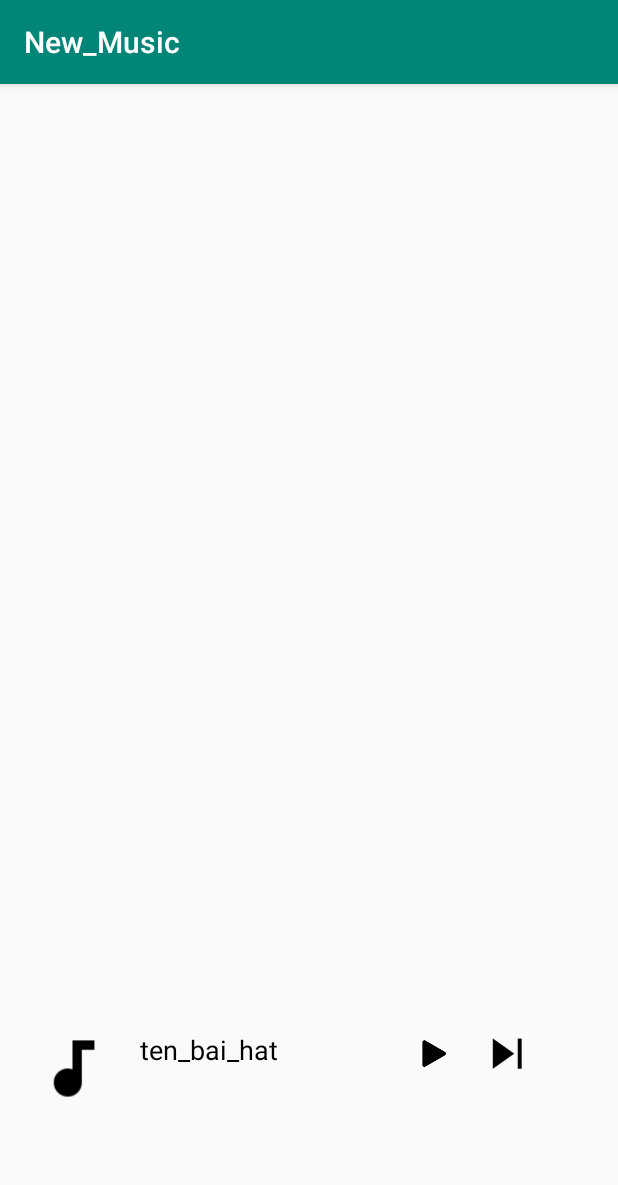
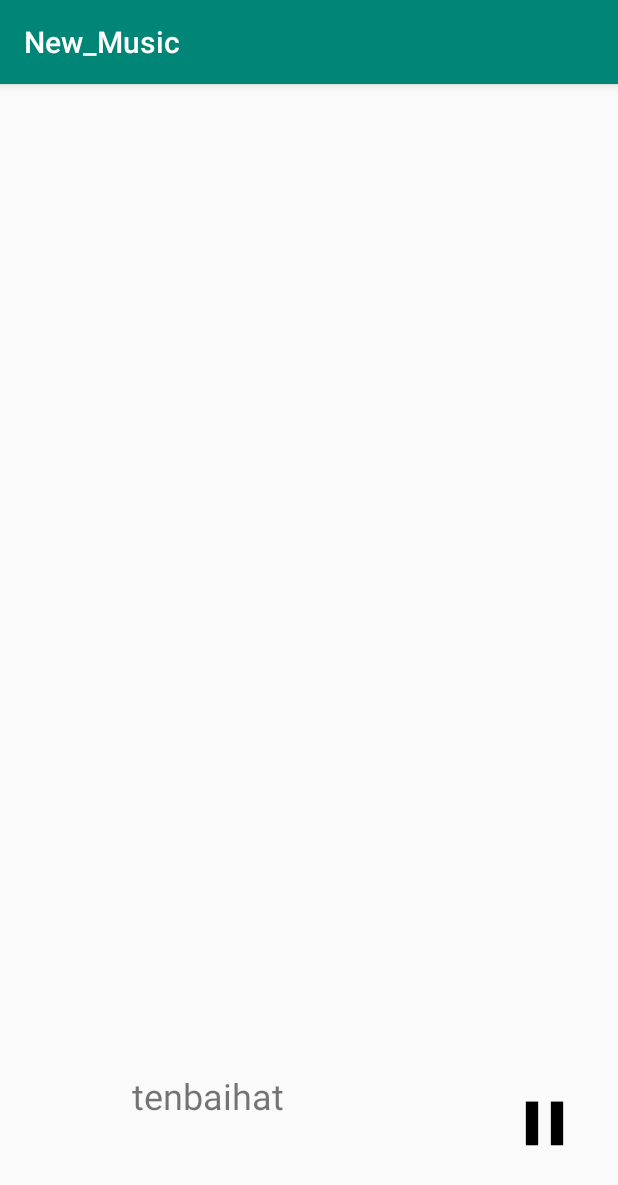
Before and after one commit to nhunggit/new_app_music, an Android app: the screen it shows after launch (MainActivity), on a phone screen of 412 x 824 dp. Shown: the top 1185 px of the screen. Run offline under Robolectric (Android 15) with nearby library versions, the phone set to English and light mode, and no system bars.

Commit message:
Merge branch 'master' of /home/nhungltk/AndroidStudioProjects/new_app_music with conflicts.

```diff
--- a/app/src/main/java/com/example/new_music/MainActivity.java
+++ b/app/src/main/java/com/example/new_music/MainActivity.java
@@ -1,10 +1,8 @@
 package com.example.new_music;
 
 import androidx.appcompat.app.AppCompatActivity;
-import androidx.recyclerview.widget.RecyclerView;
+import androidx.fragment.app.Fragment;
 
-import android.app.FragmentManager;
-import android.app.FragmentTransaction;
 import android.os.Bundle;
 
 public class MainActivity extends AppCompatActivity {
@@ -13,13 +11,13 @@ public class MainActivity extends AppCompatActivity {
     protected void onCreate(Bundle savedInstanceState) {
         super.onCreate(savedInstanceState);
         setContentView(R.layout.activity_main);
-        fragmentListBaihat fragmentlistBaihat=new fragmentListBaihat();
-       // getSupportFragmentManager().beginTransaction().add(R.id.fragmentlist,fragmentlistBaihat);
-        FragmentManager fragmentManager=getFragmentManager();
-        FragmentTransaction fragmentTransaction=fragmentManager.beginTransaction();
-
-        fragmentTransaction.add(R.id.fragmentlist,fragmentlistBaihat);
-        fragmentTransaction.commit();
+        Fragment fragmentlistBaihat = new fragmentListBaihat();
+        getSupportFragmentManager().beginTransaction().replace(R.id.fragmentlist,fragmentlistBaihat).commit();
+//        FragmentManager fragmentManager=getFragmentManager();
+//        FragmentTransaction fragmentTransaction=fragmentManager.beginTransaction();
+//
+//        fragmentTransaction.add(R.id.fragmentlist,fragmentlistBaihat);
+//        fragmentTransaction.commit();
 
 //        FragmentTransaction fragmenttransaction=fragmentManager.beginTransaction();
 //        fragmentListBaihat fragmentlistBaihat=new fragmentListBaihat();
--- a/app/src/main/java/com/example/new_music/fragmentListBaihat.java
+++ b/app/src/main/java/com/example/new_music/fragmentListBaihat.java
@@ -1,6 +1,5 @@
 package com.example.new_music;
 
-import android.app.Fragment;
 import android.os.Bundle;
 import android.view.LayoutInflater;
 import android.view.View;
@@ -9,6 +8,7 @@ import android.view.ViewGroup;
 import androidx.annotation.NonNull;
 import androidx.annotation.Nullable;
 import androidx.appcompat.app.AppCompatActivity;
+import androidx.fragment.app.Fragment;
 import androidx.recyclerview.widget.RecyclerView;
 
 import java.util.ArrayList;
--- a/app/src/main/java/com/example/new_music/listadapter.java
+++ b/app/src/main/java/com/example/new_music/listadapter.java
@@ -10,7 +10,9 @@ import androidx.recyclerview.widget.RecyclerView;
 import java.util.ArrayList;
 
 public class listadapter extends Activity {
-
+    RecyclerView recyclerView;
+    RecyclerView.Adapter mAdapter;
+    RecyclerView.LayoutManager layoutManager;
 
     @SuppressLint("WrongConstant")
     @Override
@@ -18,14 +20,15 @@ public class listadapter extends Activity {
         super.onCreate(savedInstanceState);
         setContentView(R.layout.list_baihat);
 
-        RecyclerView recyclerView=(RecyclerView)findViewById(R.id.recycleview);
+        recyclerView=(RecyclerView)findViewById(R.id.recycleview);
         recyclerView.setHasFixedSize(true);
-        LinearLayoutManager layoutManager=new LinearLayoutManager(this,LinearLayoutManager.VERTICAL,false);
+        layoutManager=new LinearLayoutManager(this,LinearLayoutManager.VERTICAL,false);
         recyclerView.setLayoutManager(layoutManager);
         ArrayList<baiHat> list=new ArrayList<>();
-        list.add(new baiHat("1","Nam thang ruc ro",R.drawable.ic_tuychon));
-        list.add(new baiHat("1","Nam thang ruc ro",R.drawable.ic_tuychon));
-        list.add(new baiHat("1","Nam thang ruc ro",R.drawable.ic_tuychon));
+        list.add(new baiHat(1,"Nam thang ruc ro",R.drawable.ic_tuychon));
+        list.add(new baiHat(1,"Nam thang ruc ro",R.drawable.ic_tuychon));
+        list.add(new baiHat(1,"Nam thang ruc ro",R.drawable.ic_tuychon));
+        list.add(new baiHat(1,"Nam thang ruc ro",R.drawable.ic_tuychon));
         baiHatAdapter adapter=new baiHatAdapter(list,this);
         recyclerView.setAdapter(adapter);
     }
--- a/app/src/main/res/layout/list_baihat.xml
+++ b/app/src/main/res/layout/list_baihat.xml
@@ -1,67 +1,32 @@
 <?xml version="1.0" encoding="utf-8"?>
-<androidx.constraintlayout.widget.ConstraintLayout xmlns:android="http://schemas.android.com/apk/res/android"
-    xmlns:app="http://schemas.android.com/apk/res-auto"
-    xmlns:tools="http://schemas.android.com/tools"
-    android:layout_width="match_parent"
-    android:layout_height="match_parent"
-    tools:context=".MainActivity">
+<LinearLayout xmlns:android="http://schemas.android.com/apk/res/android"
+    android:orientation="vertical" android:layout_width="match_parent"
+    android:layout_height="match_parent">
 
     <androidx.recyclerview.widget.RecyclerView
-        android:id="@+id/recycleview"
-        android:layout_width="397dp"
-        android:layout_height="579dp"
-        android:layout_marginStart="8dp"
-        android:layout_marginLeft="8dp"
-        android:layout_marginTop="8dp"
-        android:layout_marginEnd="8dp"
-        android:layout_marginRight="8dp"
-        android:layout_marginBottom="8dp"
-        app:layout_constraintBottom_toBottomOf="parent"
-        app:layout_constraintEnd_toEndOf="parent"
-        app:layout_constraintHorizontal_bias="0.666"
-        app:layout_constraintStart_toStartOf="parent"
-        app:layout_constraintTop_toTopOf="parent"
-        app:layout_constraintVertical_bias="0.0" />
-
+        android:layout_width="match_parent"
+        android:layout_height="650dp"
+        android:id="@+id/recycleview"/>
     <LinearLayout
-        android:layout_width="386dp"
-        android:layout_height="113dp"
-        android:layout_marginStart="8dp"
-        android:layout_marginLeft="8dp"
-        android:layout_marginTop="8dp"
-        android:layout_marginEnd="8dp"
-        android:layout_marginRight="8dp"
-        android:layout_marginBottom="8dp"
-        app:layout_constraintBottom_toBottomOf="parent"
-        app:layout_constraintEnd_toEndOf="parent"
-        app:layout_constraintStart_toStartOf="parent"
-        app:layout_constraintTop_toBottomOf="@+id/recycleview">
+        android:layout_width="match_parent"
+        android:layout_height="wrap_content"
+        android:orientation="horizontal">
         <ImageView
+            android:id="@+id/bia1"
             android:layout_width="70dp"
             android:layout_height="70dp"
-            android:src="@drawable/music_playing"
-            android:padding="10dp"
+            android:layout_marginLeft="10dp"/>
+        <TextView
+            android:id="@+id/tenbh1"
+            android:layout_width="250dp"
+            android:layout_height="wrap_content"
+            android:text="tenbaihat"
+            android:textSize="24dp"/>
+        <ImageView
+            android:id="@+id/trangthai"
+            android:layout_width="50dp"
+            android:layout_height="match_parent"
+            android:src="@drawable/stop"
             />
-        <TextView
-            android:layout_width="180dp"
-            android:layout_height="wrap_content"
-            android:text="ten_bai_hat"
-            android:textSize="18dp"
-            android:padding="10dp"
-            android:textColor="@android:color/black"
-            android:id="@+id/song_playing"
-            android:onClick="tenbaihat"
-            tools:ignore="OnClick" />
-        <ImageView
-            android:layout_width="50dp"
-            android:layout_height="50dp"
-            android:src="@drawable/playing_music"
-            android:padding="10dp"/>
-        <ImageView
-            android:layout_width="50dp"
-            android:layout_height="50dp"
-            android:src="@drawable/next_playing"
-            android:padding="10dp"/>
     </LinearLayout>
-
-</androidx.constraintlayout.widget.ConstraintLayout>
+</LinearLayout>
--- a/build.gradle
+++ b/build.gradle
@@ -7,7 +7,7 @@ buildscript {
 
     }
     dependencies {
-        classpath 'com.android.tools.build:gradle:3.4.2'
+        classpath 'com.android.tools.build:gradle:3.5.0'
 
         // NOTE: Do not place your application dependencies here; they belong
         // in the individual module build.gradle files
```
Also changed, not shown: gradle/wrapper/gradle-wrapper.properties.
